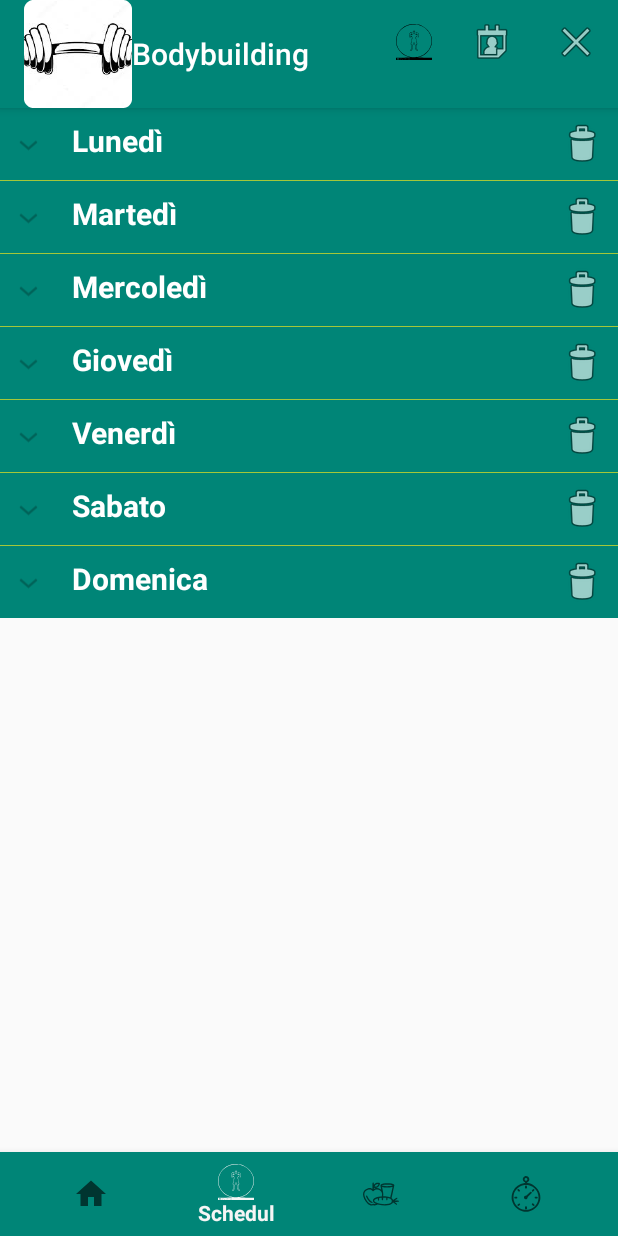
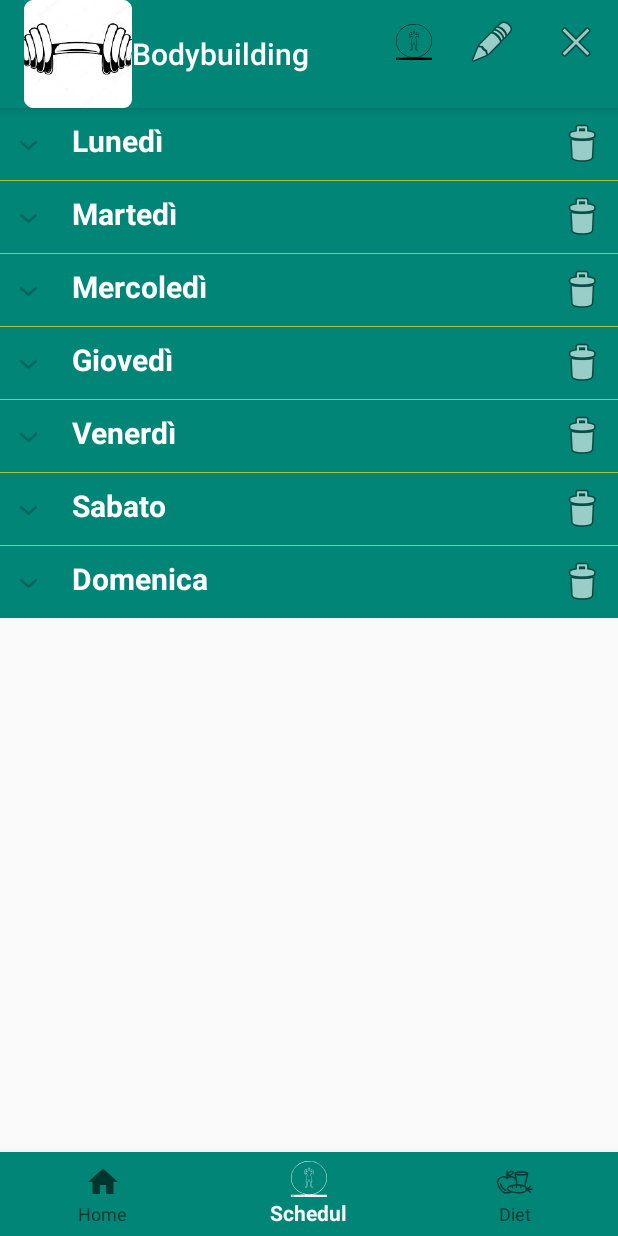
Before and after one commit to albertocancia/MyWorkouts, an Android app: the screen it shows after launch once a user with an empty profile is signed in (MainActivity), item 2 of the bottom bar chosen, on a phone screen of 412 x 824 dp. Run offline under Robolectric (Android 15) with nearby library versions, the phone set to English and light mode, and no system bars; our stand-ins replace Firebase (no records; nobody signed in at launch, a user with empty details on screens opened directly).

Commit message:
HomeFragment; modifica peso e altezza; tolto addCalendar da toolbar e navDrawer; testo SchedeFragment

```diff
--- a/app/src/main/java/com/example/bodybuilding/ExpandableListAdapter.java
+++ b/app/src/main/java/com/example/bodybuilding/ExpandableListAdapter.java
@@ -116,7 +116,7 @@ public class ExpandableListAdapter extends BaseExpandableListAdapter {
                         }
                     }
                 });
-                context.startActivity(new Intent(new Intent(context, MainActivity.class)));
+                context.startActivity(new Intent(new Intent(context, MainActivity.class )));
                 Toast.makeText(context, "Scheda eliminata per il giorno: "+giorno,
                         Toast.LENGTH_LONG).show();
             }
--- a/app/src/main/java/com/example/bodybuilding/HomeFragment.java
+++ b/app/src/main/java/com/example/bodybuilding/HomeFragment.java
@@ -1,5 +1,6 @@
 package com.example.bodybuilding;
 
+import android.content.Intent;
 import android.os.Bundle;
 import android.support.annotation.NonNull;
 import android.support.annotation.Nullable;
@@ -7,6 +8,7 @@ import android.support.v4.app.Fragment;
 import android.view.LayoutInflater;
 import android.view.View;
 import android.view.ViewGroup;
+import android.widget.Button;
 import android.widget.TextView;
 
 import com.google.android.gms.tasks.OnCompleteListener;
@@ -20,14 +22,19 @@ import com.google.firebase.firestore.FirebaseFirestore;
 import com.google.firebase.firestore.Query;
 import com.google.firebase.firestore.QuerySnapshot;
 
+import org.w3c.dom.Text;
+
+import java.util.ArrayList;
+import java.util.Calendar;
 import java.util.Iterator;
 import java.util.List;
 
 public class HomeFragment extends Fragment {
-    TextView txtUid;
-    TextView txtNome;
-    TextView txtPeso;
-    TextView txtAltezza;
+    private TextView txtEmail;
+    private TextView txtNome;
+    private TextView txtPeso;
+    private TextView txtAltezza;
+    private Button btn_add_workout;
     private FirebaseFirestore db = FirebaseFirestore.getInstance();
     private CollectionReference utentiRef = db.collection("Utenti");
     private FirebaseUser user = FirebaseAuth.getInstance().getCurrentUser();
@@ -36,6 +43,52 @@ public class HomeFragment extends Fragment {
     @Override
     public View onCreateView(@NonNull LayoutInflater inflater, @Nullable ViewGroup container, @Nullable Bundle savedInstanceState) {
         View v = inflater.inflate(R.layout.fragment_home, container, false);
+
+        txtNome = v.findViewById(R.id.txtNome);
+        txtEmail = v.findViewById(R.id.txtEmail);
+        txtPeso = v.findViewById(R.id.txtPeso);
+        txtAltezza = v.findViewById(R.id.txtAltezza);
+        btn_add_workout= v.findViewById(R.id.btn_add_workout);
+
+        utentiRef.get().addOnCompleteListener(new OnCompleteListener<QuerySnapshot>() {
+            @Override
+            public void onComplete(@NonNull Task<QuerySnapshot> task) {
+                if (task.isSuccessful()) {
+                    List<DocumentSnapshot> myListOfDocuments = task.getResult().getDocuments();
+                    Iterator<DocumentSnapshot> iterator = myListOfDocuments.iterator();
+                    DocumentSnapshot ds;
+                    while (iterator.hasNext()) {
+                        ds = iterator.next();
+                        String uid = (String) ds.getId();
+                        if(user.getUid().equals(uid)) {
+                            long peso = (long) ds.get("peso");
+                            long altezza = (long) ds.get("altezza");
+                            txtNome.setText("Nome: " + (String) ds.get(("nome")));
+                            txtEmail.setText("Email: " + (String) user.getEmail());
+                            txtPeso.setText("Peso: " + Long.toString(peso));
+                            txtAltezza.setText("Altezza: " + Long.toString(altezza));
+                        }
+                    }
+                }
+            }
+        });
+
+        btn_add_workout.setOnClickListener(new View.OnClickListener() {
+            @Override
+            public void onClick(View v) {
+
+                Calendar calendarEvent = Calendar.getInstance();
+                Intent intent = new Intent(Intent.ACTION_EDIT);
+                intent.setType("vnd.android.cursor.item/event");
+                intent.putExtra("beginTime", calendarEvent.getTimeInMillis());
+                intent.putExtra("endTime", calendarEvent.getTimeInMillis() + 60 * 60 * 1000);
+                intent.putExtra("title", "Allenamento");
+                intent.putExtra("allDay", false);
+                intent.putExtra("rule", "FREQ=YEARLY");
+                startActivity(intent);
+
+            }
+        });
 
         return v;
     }
--- a/app/src/main/java/com/example/bodybuilding/SchedaAdapter.java
+++ b/app/src/main/java/com/example/bodybuilding/SchedaAdapter.java
@@ -76,7 +76,7 @@ public class SchedaAdapter extends ArrayAdapter<Esercizio> {
                     int peso = Integer.parseInt(holder.edPeso.getText().toString());
                     nuovaLista.add(new Esercizio(nomeEs,serie,rep,peso));
 
-                    Toast.makeText(mContext,"Serie: "+serie+" Rep: "+rep+"Peso: "+peso,Toast.LENGTH_SHORT).show();
+                    Toast.makeText(mContext,"Serie: "+serie+" Rep: "+rep+" Peso: "+peso,Toast.LENGTH_SHORT).show();
 
                 } else {
                     //arrayPeople.get(position).setShowName(false);
--- a/app/src/main/res/layout/parent_layout.xml
+++ b/app/src/main/res/layout/parent_layout.xml
@@ -15,16 +15,17 @@
             android:layout_width="match_parent"
             android:layout_height="wrap_content"
             android:layout_toStartOf="@id/img_delete"
-            android:id="@+id/lin">
+            android:id="@+id/lin"
+            android:orientation="horizontal">
             <TextView
+                android:id="@+id/parent_txt"
                 android:layout_width="wrap_content"
                 android:layout_height="wrap_content"
                 android:paddingLeft="?android:attr/expandableListPreferredItemPaddingLeft"
                 android:textColor="@android:color/white"
                 android:layout_alignParentStart="true"
                 android:textSize="20dp"
-                android:text="Parent"
-                android:id="@+id/parent_txt" />
+                android:text="Parent" />
         </LinearLayout>
         <ImageView
             android:id="@+id/img_delete"
--- a/app/src/main/res/menu/bottom_navigation.xml
+++ b/app/src/main/res/menu/bottom_navigation.xml
@@ -16,9 +16,9 @@
         android:icon="@drawable/ic_dieta"
         android:title="@string/bottom_dieta" />
 
-    <item
+    <!-- <item
         android:id="@+id/nav_timer"
         android:icon="@drawable/ic_timer"
-        android:title="@string/bottom_timer" />
+        android:title="@string/bottom_timer" /> -->
 
 </menu>
--- a/app/src/main/res/menu/menu_activity_main.xml
+++ b/app/src/main/res/menu/menu_activity_main.xml
@@ -8,14 +8,14 @@
         android:icon="@drawable/ic_scheda"
         app:showAsAction="always" />
     <!-- <item
-        android:id="@+id/action_new_diet"
-        android:title="new_diet"
-        android:icon="@drawable/ic_dieta"
-        app:showAsAction="always" /> -->
-    <item
         android:id="@+id/action_add_calendar"
         android:title="add_calendar"
         android:icon="@android:drawable/ic_menu_my_calendar"
+        app:showAsAction="always" /> -->
+    <item
+        android:id="@+id/action_edit"
+        android:title="settings"
+        android:icon="@android:drawable/ic_menu_edit"
         app:showAsAction="always" />
     <item
         android:id="@+id/action_signout"
--- a/app/src/main/res/values/strings.xml
+++ b/app/src/main/res/values/strings.xml
@@ -18,6 +18,6 @@
     <string name="sign_up_text">Sign up</string>
     <string name="sign_out">Sign out</string>
     <string name="input_insert">Insert</string>
-    <string name="add_event">Add event</string>
+    <string name="add_workout">Add workout</string>
 
 </resources>
```
Also changed, not shown: app/src/main/AndroidManifest.xml (+5 -6 lines), app/src/main/java/com/example/bodybuilding/CalendarFragment.java (deleted, +0 -42 lines), app/src/main/java/com/example/bodybuilding/EditActivity.java (added, +79 -0 lines), app/src/main/java/com/example/bodybuilding/MainActivity.java (+3 -18 lines), app/src/main/java/com/example/bodybuilding/NewDietActivity.java (deleted, +0 -42 lines), app/src/main/res/layout/activity_edit.xml (added, +57 -0 lines), app/src/main/res/layout/child_layout.xml (+5 -7 lines), app/src/main/res/layout/fragment_calendar.xml (deleted, +0 -16 lines), app/src/main/res/layout/fragment_home.xml (+35 -16 lines), app/src/main/res/menu/menu_activity_edit.xml (added, +9 -0 lines), 1 other file.
